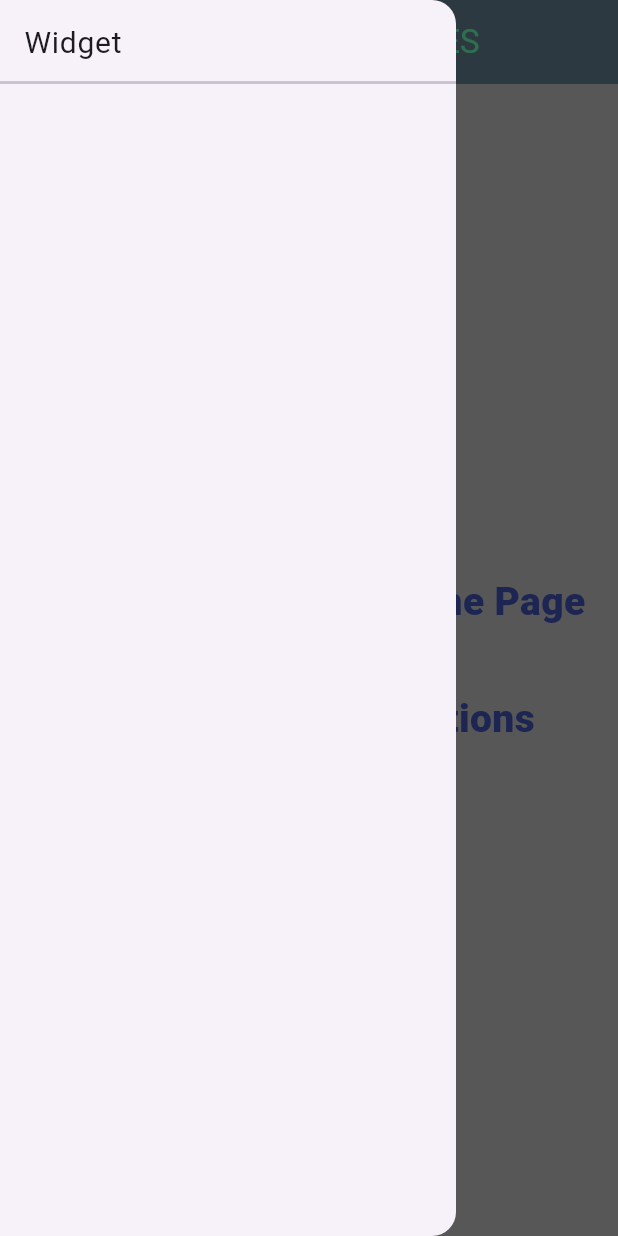
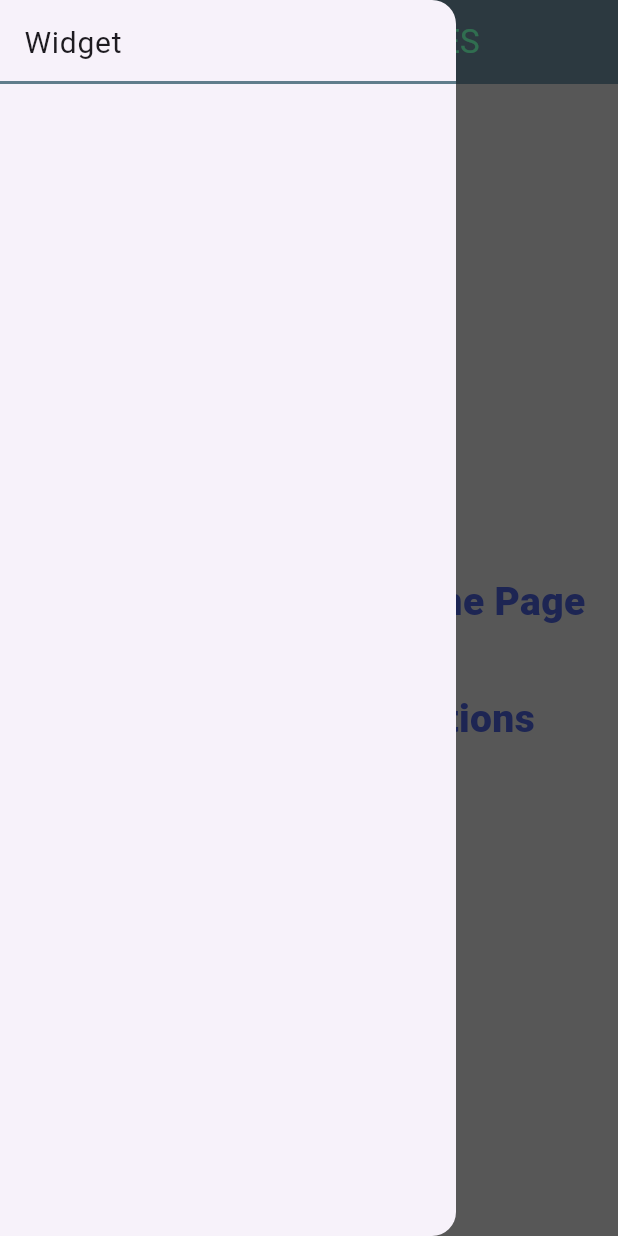
Before and after one commit to sssloba/flutter_techniques, a Flutter app: the screen it shows after launch, with the side drawer open, on a phone screen of 412 x 824 dp. Run offline on Flutter 3.47's test engine with Material 3 defaults, Android fonts, the light colour scheme and no system bars.

Commit message:
drawer-theme

```diff
--- a/lib/main.dart
+++ b/lib/main.dart
@@ -20,6 +20,11 @@ class MainApp extends StatelessWidget {
           color: Colors.blueGrey,
           foregroundColor: Colors.greenAccent,
         ),
+        dividerTheme: const DividerThemeData(
+          thickness: 2,
+          space: 0,
+          color: Colors.blueGrey,
+        ),
       ),
       home: const HomePage(),
     );
--- a/lib/widgets/drawer_tile.dart
+++ b/lib/widgets/drawer_tile.dart
@@ -29,10 +29,7 @@ class DrawerTile extends StatelessWidget {
                 ),
               );
             }),
-        const Divider(
-          height: 0,
-          thickness: 2,
-        ),
+        const Divider(),
       ],
     );
   }
```
